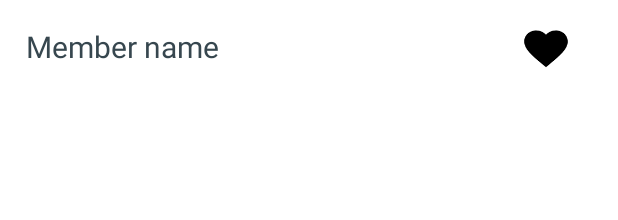
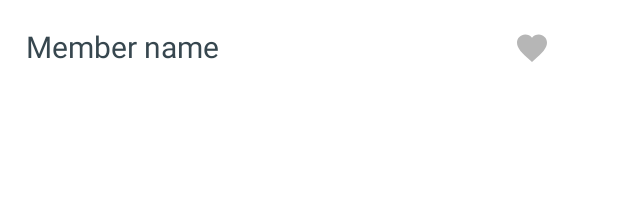
Before and after one commit to jasminsp/ParliamentMemberApp, an Android app: the layout member_view_item.xml on its own in the app's theme, with its tools: preview values and no code run, on a phone screen of 412 x 824 dp. Shown: the top 220 px of the screen. Run offline under Robolectric (Android 15) with nearby library versions, the phone set to English and light mode, and no system bars.

Commit message:
Check box, shaped heart added. Click action works and button changes color to red. Next database for the voting.

```diff
--- a/app/build.gradle
+++ b/app/build.gradle
@@ -99,7 +99,7 @@ dependencies {
     implementation "androidx.multidex:multidex:$multidex_version"
 
     // Design
-    implementation 'de.hdodenhof:circleimageview:3.1.0'
+
 
 
     // WorkManager dependency
--- a/app/src/main/res/animator/heart_animator.xml
+++ /dev/null
@@ -1,23 +0,0 @@
-<?xml version="1.0" encoding="utf-8"?>
-<animator xmlns:android="http://schemas.android.com/apk/res/android">
-    <objectAnimator
-        android:duration="@android:integer/config_shortAnimTime"
-        android:propertyName="scaleX"
-        android:valueTo="1.0"
-        android:startOffset="@android:integer/config_shortAnimTime"
-        android:valueType="floatType" />
-
-    <objectAnimator
-        android:duration="@android:integer/config_shortAnimTime"
-        android:propertyName="scaleY"
-        android:startOffset="@android:integer/config_shortAnimTime"
-        android:valueTo="1.0"
-        android:valueType="floatType" />
-
-    <objectAnimator
-        android:duration="@android:integer/config_shortAnimTime"
-        android:propertyName="translationZ"
-        android:startOffset="@android:integer/config_shortAnimTime"
-        android:valueTo="0dp"
-        android:valueType="floatType" />
-</animator>
--- a/app/src/main/res/drawable/button_checked_state.xml
+++ b/app/src/main/res/drawable/button_checked_state.xml
@@ -1,9 +1,12 @@
 <?xml version="1.0" encoding="utf-8"?>
 <selector xmlns:android="http://schemas.android.com/apk/res/android">
-    <item android:state_checked="true">
-        <color android:color="@color/statePressed"/>
-    </item>
-    <item android:state_checked="false">
-        <color android:color="@color/stateNotEnabled"/>
-    </item>
+
+    <item android:drawable="@drawable/ic_heart_enabled_foreground"
+        android:state_checked="false"/>
+
+    <item android:drawable="@drawable/ic_heart_pressed_foreground"
+        android:state_checked="true"/>
+
+    <item android:drawable="@drawable/ic_heart_foreground"/>
+
 </selector>
--- a/app/src/main/res/drawable/ic_heart_enabled_foreground.xml
+++ b/app/src/main/res/drawable/ic_heart_enabled_foreground.xml
@@ -1,15 +1,10 @@
 <vector xmlns:android="http://schemas.android.com/apk/res/android"
-    android:width="108dp"
-    android:height="108dp"
-    android:viewportWidth="108"
-    android:viewportHeight="108"
-    android:tint="#000000">
-  <group android:scaleX="2.61"
-      android:scaleY="2.61"
-      android:translateX="22.68"
-      android:translateY="22.68">
+    android:width="24dp"
+    android:height="24dp"
+    android:viewportWidth="24"
+    android:viewportHeight="24"
+    android:tint="@color/stateNotEnabled">
     <path
-        android:fillColor="@android:color/white"
+        android:fillColor="@color/stateNotEnabled"
         android:pathData="M12,21.35l-1.45,-1.32C5.4,15.36 2,12.28 2,8.5 2,5.42 4.42,3 7.5,3c1.74,0 3.41,0.81 4.5,2.09C13.09,3.81 14.76,3 16.5,3 19.58,3 22,5.42 22,8.5c0,3.78 -3.4,6.86 -8.55,11.54L12,21.35z"/>
-  </group>
 </vector>
--- a/app/src/main/res/drawable/ic_heart_foreground.xml
+++ b/app/src/main/res/drawable/ic_heart_foreground.xml
@@ -1,15 +1,10 @@
 <vector xmlns:android="http://schemas.android.com/apk/res/android"
-    android:width="50dp"
-    android:height="50dp"
-    android:viewportWidth="108"
-    android:viewportHeight="108"
-    android:tint="#000000">
-  <group android:scaleX="2.61"
-      android:scaleY="2.61"
-      android:translateX="22.68"
-      android:translateY="22.68">
+    android:width="24dp"
+    android:height="24dp"
+    android:viewportWidth="24"
+    android:viewportHeight="24"
+    android:tint="@color/stateNotEnabled">
     <path
         android:fillColor="@android:color/white"
         android:pathData="M16.5,3c-1.74,0 -3.41,0.81 -4.5,2.09C10.91,3.81 9.24,3 7.5,3 4.42,3 2,5.42 2,8.5c0,3.78 3.4,6.86 8.55,11.54L12,21.35l1.45,-1.32C18.6,15.36 22,12.28 22,8.5 22,5.42 19.58,3 16.5,3zM12.1,18.55l-0.1,0.1 -0.1,-0.1C7.14,14.24 4,11.39 4,8.5 4,6.5 5.5,5 7.5,5c1.54,0 3.04,0.99 3.57,2.36h1.87C13.46,5.99 14.96,5 16.5,5c2,0 3.5,1.5 3.5,3.5 0,2.89 -3.14,5.74 -7.9,10.05z"/>
-  </group>
 </vector>
--- a/app/src/main/res/drawable/ic_heart_pressed_foreground.xml
+++ b/app/src/main/res/drawable/ic_heart_pressed_foreground.xml
@@ -1,15 +1,10 @@
 <vector xmlns:android="http://schemas.android.com/apk/res/android"
-    android:width="108dp"
-    android:height="108dp"
-    android:viewportWidth="108"
-    android:viewportHeight="108"
+    android:width="24dp"
+    android:height="24dp"
+    android:viewportWidth="24"
+    android:viewportHeight="24"
     android:tint="#B32A2A">
-  <group android:scaleX="2.61"
-      android:scaleY="2.61"
-      android:translateX="22.68"
-      android:translateY="22.68">
     <path
         android:fillColor="@android:color/white"
         android:pathData="M12,21.35l-1.45,-1.32C5.4,15.36 2,12.28 2,8.5 2,5.42 4.42,3 7.5,3c1.74,0 3.41,0.81 4.5,2.09C13.09,3.81 14.76,3 16.5,3 19.58,3 22,5.42 22,8.5c0,3.78 -3.4,6.86 -8.55,11.54L12,21.35z"/>
-  </group>
 </vector>
--- a/app/src/main/res/layout/member_view_item.xml
+++ b/app/src/main/res/layout/member_view_item.xml
@@ -1,5 +1,5 @@
 <?xml version="1.0" encoding="utf-8"?>
-<layout
+<layout xmlns:tools="http://schemas.android.com/tools"
     xmlns:app="http://schemas.android.com/apk/res-auto"
     xmlns:android="http://schemas.android.com/apk/res/android" >
 
@@ -23,18 +23,16 @@
 
         <CheckBox
             android:id="@+id/checkbox"
-            android:layout_width="60dp"
-            android:layout_height="55dp"
-            android:layout_marginEnd="16dp"
-            android:background="@drawable/ic_heart_enabled_foreground"
-            android:button="@null"
-            android:checked="false"
+            android:layout_width="54dp"
+            android:layout_height="51dp"
+            android:layout_marginEnd="28dp"
+            android:button="@drawable/button_checked_state"
             android:contentDescription="@string/img_star"
-            android:padding="15dp"
-            android:stateListAnimator="@animator/heart_animator"
+            app:useMaterialThemeColors="false"
             app:layout_constraintBottom_toBottomOf="parent"
             app:layout_constraintEnd_toEndOf="parent"
-            app:layout_constraintTop_toTopOf="parent" />
+            app:layout_constraintTop_toTopOf="parent"
+            app:layout_constraintVertical_bias="0.529" />
 
     </androidx.constraintlayout.widget.ConstraintLayout>
 </layout>
--- a/build.gradle
+++ b/build.gradle
@@ -14,7 +14,6 @@ buildscript {
 }
 
 
-
 task clean(type: Delete) {
     delete rootProject.buildDir
 }
```
Also changed, not shown: app/src/main/res/layout/fragment_member_details.xml (+11 -14 lines).
